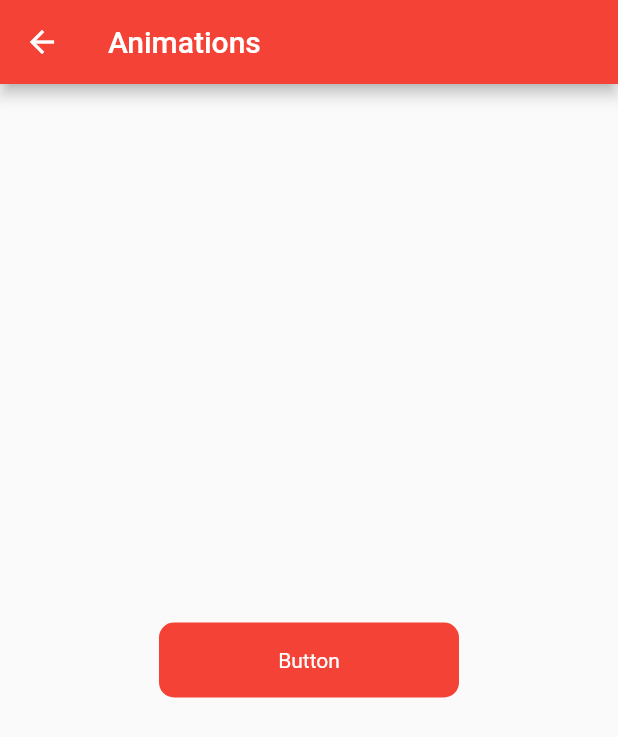
After one commit to panjosbr/flutter-basic, a Flutter app: the screen it shows after launch, after a tap on "Animations", on a phone screen of 412 x 824 dp. The commit adds this screen. Shown: the top 737 px of the screen. Run offline on Flutter 3.47's test engine with Material 2 defaults, Android fonts, the phone set to English and light mode, and no system bars.

Commit message:
Animation - add animacao simples

```diff
--- /dev/null
+++ b/lib/animations.widget.dart
@@ -0,0 +1,93 @@
+import 'package:flutter/material.dart';
+
+class AnimationsWidget extends StatefulWidget {
+  const AnimationsWidget({Key key}) : super(key: key);
+
+  @override
+  _AnimationsWidgetState createState() => _AnimationsWidgetState();
+}
+
+class _AnimationsWidgetState extends State<AnimationsWidget> {
+  bool isLoading = false;
+
+  _onTap() {
+    setState(() {
+      isLoading = !isLoading;
+    });
+  }
+
+  _buttonAnimation() {
+    return Center(
+      child: GestureDetector(
+        onTap: _onTap,
+        child: AnimatedContainer(
+          duration: Duration(milliseconds: 200),
+          decoration: BoxDecoration(
+            color: Colors.red,
+            borderRadius: BorderRadius.circular(isLoading ? 40 : 10),
+          ),
+          width: isLoading ? 50 : 200,
+          height: 50,
+          alignment: Alignment.center,
+          child: isLoading
+              ? CircularProgressIndicator(
+                  valueColor: AlwaysStoppedAnimation<Color>(Colors.white),
+                )
+              : Text(
+                  'Button',
+                  textAlign: TextAlign.center,
+                  style: TextStyle(
+                    color: Colors.white,
+                  ),
+                ),
+        ),
+      ),
+    );
+  }
+
+  _buttonCrossFadeAnimation() {
+    return Center(
+      child: GestureDetector(
+        onTap: _onTap,
+        child: AnimatedContainer(
+          duration: Duration(milliseconds: 200),
+          decoration: BoxDecoration(
+            color: Colors.red,
+            borderRadius: BorderRadius.circular(isLoading ? 40 : 10),
+          ),
+          width: isLoading ? 50 : 200,
+          height: 50,
+          alignment: Alignment.center,
+          child: AnimatedCrossFade(
+            duration: Duration(milliseconds: 200),
+            firstChild: Text(
+              'Button',
+              textAlign: TextAlign.center,
+              style: TextStyle(
+                color: Colors.white,
+              ),
+            ),
+            secondChild: Center(
+              child: CircularProgressIndicator(
+                valueColor: AlwaysStoppedAnimation<Color>(Colors.white),
+              ),
+            ),
+            crossFadeState: isLoading
+                ? CrossFadeState.showSecond
+                : CrossFadeState.showFirst,
+          ),
+        ),
+      ),
+    );
+  }
+
+  @override
+  Widget build(BuildContext context) {
+    return Scaffold(
+      appBar: AppBar(
+        title: Text('Animations'),
+      ),
+      body: _buttonCrossFadeAnimation(),
+    );
+  }
+}
--- a/lib/body-widget.dart
+++ b/lib/body-widget.dart
@@ -1,5 +1,7 @@
 import 'package:flutter/material.dart';
 import 'package:mdapp/create.widget.dart';
+
+import 'animations.widget.dart';
 
 class BodyWidget extends StatefulWidget {
   @override
@@ -25,6 +27,19 @@ class _BodyWidgetState extends State<BodyWidget> {
             },
           ),
         ),
+        Center(
+          child: ElevatedButton(
+            child: Text('Animations'),
+            onPressed: () {
+              Navigator.push(
+                context,
+                MaterialPageRoute(builder: (BuildContext context) {
+                  return AnimationsWidget();
+                }),
+              );
+            },
+          ),
+        ),
       ],
     );
   }
```
